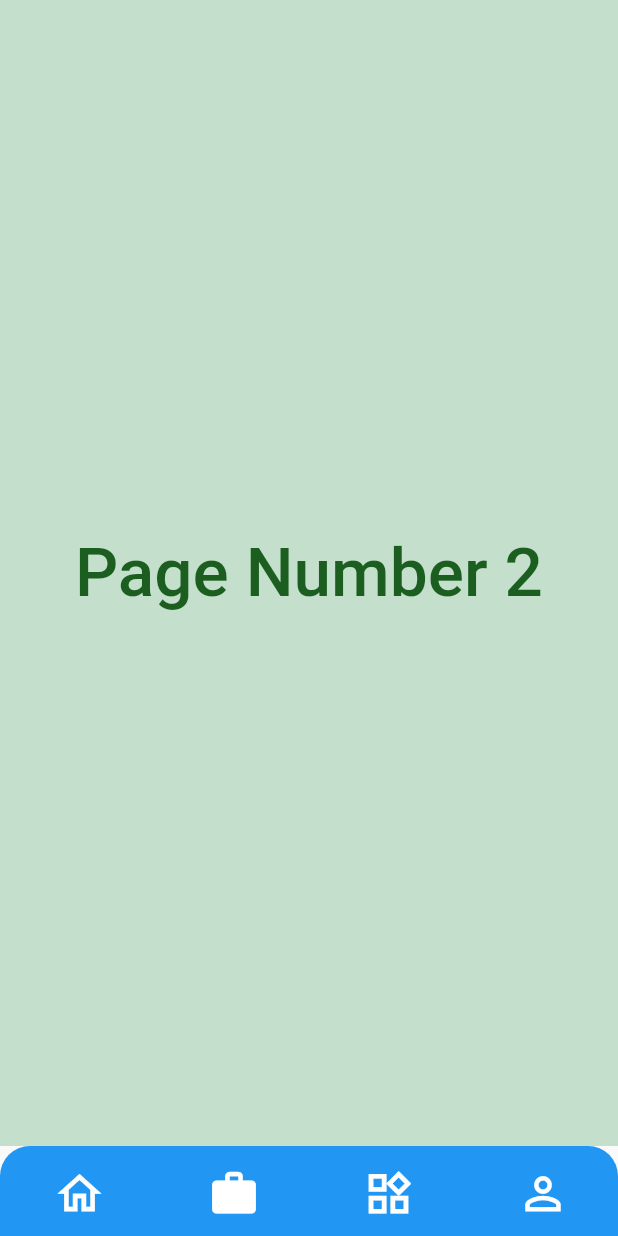
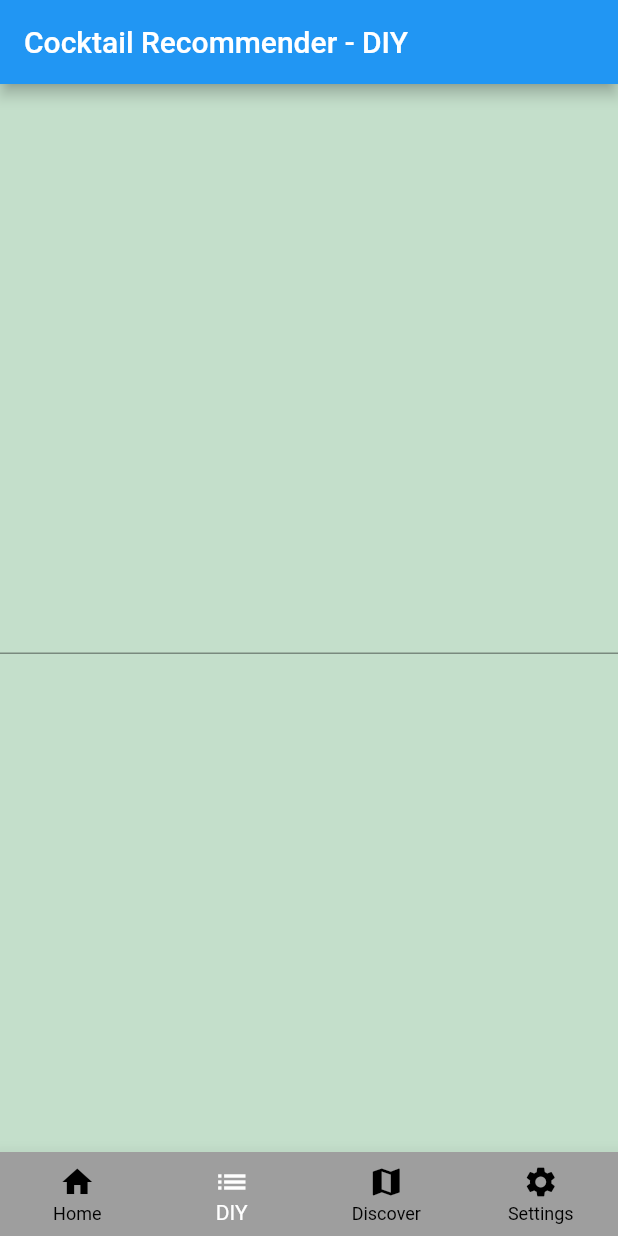
Before and after one commit to Katabatix/cocktail_recommender, a Flutter app: the screen it shows after launch, item 2 of the bottom bar chosen, on a phone screen of 412 x 824 dp. Run offline on Flutter 3.47's test engine with Material 2 defaults, Android fonts, the phone set to English and light mode, and no system bars; Roboto replaces fonts that are missing (Montserrat).

Commit message:
Modified main.dart and working on diy_main.dart

```diff
--- /dev/null
+++ b/lib/diy/diy_main.dart
@@ -0,0 +1,50 @@
+import 'package:flutter/material.dart';
+
+class DiyMain extends StatelessWidget {
+  const DiyMain({Key? key}) : super(key: key);
+
+  @override
+  Widget build(BuildContext context) {
+    return Scaffold(
+      appBar: AppBar(
+        title: const Text('Cocktail Recommender - DIY'),
+      ),
+      body: Container(
+        color: const Color(0xffC4DFCB),
+        child: const Center(
+          child: SearchField(),
+        ),
+      ),
+    );
+  }
+}
+
+class SearchField extends StatelessWidget {
+  const SearchField({Key? key}) : super(key: key);
+
+  static const List<String> _searchAutoCompleteOptions = <String>[
+    'Vodka',
+    'Gin',
+    'Rum',
+    'Tequila',
+    'Cola',
+    'Whiskey',
+    'Lime',
+    'Beer',
+    'Orange Peel',
+  ];
+
+  @override
+  Widget build(BuildContext context) {
+    return Autocomplete(optionsBuilder: (TextEditingValue textEditingValue) {
+      if (textEditingValue.text == '') {
+        return const Iterable<String>.empty();
+      }
+      return _searchAutoCompleteOptions.where((String option) {
+        return option.contains(textEditingValue.text.toLowerCase());
+      });
+    }, onSelected: (String selection) {
+      debugPrint('You just selected: $selection');
+    });
+  }
+}
--- a/lib/main.dart
+++ b/lib/main.dart
@@ -1,167 +1,114 @@
 import 'package:flutter/material.dart';
+import 'diy/diy_main.dart';
 
 void main() {
-  runApp(const MyApp());
+  runApp(const CocktailRecommender());
 }
 
-class MyApp extends StatelessWidget {
-  const MyApp({Key? key}) : super(key: key);
+class CocktailRecommender extends StatefulWidget {
+  const CocktailRecommender({Key? key}) : super(key: key);
 
-  // This widget is the root of your application.
+  @override
+  State<CocktailRecommender> createState() => _CocktailRecommenderState();
+}
+
+class _CocktailRecommenderState extends State<CocktailRecommender> {
   @override
   Widget build(BuildContext context) {
     return MaterialApp(
-      title: 'Home',
-      debugShowCheckedModeBanner: false,
+      home: MainPage(),
+      // initialRoute: '/',
+      // routes: {
+      //   '/': (context) => const Page1(),
+      //   '/DIY': (context) => const Page2(),
+      //   '/Discover': (context) => const Page3(),
+      //   '/Settings': (context) => const Page4(),
+      // },
       theme: ThemeData(
-        // This is the theme of your application.
-        //
-        // Try running your application with "flutter run". You'll see the
-        // application has a blue toolbar. Then, without quitting the app, try
-        // changing the primarySwatch below to Colors.green and then invoke
-        // "hot reload" (press "r" in the console where you ran "flutter run",
-        // or simply save your changes to "hot reload" in a Flutter IDE).
-        // Notice that the counter didn't reset back to zero; the application
-        // is not restarted.
-        primarySwatch: Colors.blue,
-      ),
-      home: const HomePage(),
-    );
-  }
-}
-
-class HomePage extends StatefulWidget {
-  const HomePage({Key? key}) : super(key: key);
-
-  @override
-  State<HomePage> createState() => _HomePageState();
-}
-
-class _HomePageState extends State<HomePage> {
-  int pageIndex = 0;
-
-  final pages = [
-    const Page1(), //cocktail recommender
-    const Page2(), //DIY
-    const Page3(), //Discover
-    const Page4(), //Retail
-  ];
-
-  @override
-  Widget build(BuildContext context) {
-    // This method is rerun every time setState is called, for instance as done
-    // by the _incrementCounter method above.
-    //
-    // The Flutter framework has been optimized to make rerunning build methods
-    // fast, so that you can just rebuild anything that needs updating rather
-    // than having to individually change instances of widgets.
-    return Scaffold(
-      body: pages[pageIndex],
-      bottomNavigationBar: Container(
-        height: 60,
-        decoration: BoxDecoration(
-          color: Theme.of(context).primaryColor,
-          borderRadius: const BorderRadius.only(
-            topLeft: Radius.circular(20),
-            topRight: Radius.circular(20),
-          ),
-        ),
-        child: Row(
-          mainAxisAlignment: MainAxisAlignment.spaceAround,
-          children: [
-            IconButton(
-              enableFeedback: false,
-              onPressed: () {
-                setState(() {
-                  pageIndex = 0;
-                });
-              },
-              icon: pageIndex == 0
-                  ? const Icon(
-                Icons.home_filled,
-                color: Colors.white,
-                size: 35,
-              )
-                  : const Icon(
-                Icons.home_outlined,
-                color: Colors.white,
-                size: 35,
-              ),
-            ),
-            IconButton(
-              enableFeedback: false,
-              onPressed: () {
-                setState(() {
-                  pageIndex = 1;
-                });
-              },
-              icon: pageIndex == 1
-                  ? const Icon(
-                Icons.work_rounded,
-                color: Colors.white,
-                size: 35,
-              )
-                  : const Icon(
-                Icons.work_outline_outlined,
-                color: Colors.white,
-                size: 35,
-              ),
-            ),
-            IconButton(
-              enableFeedback: false,
-              onPressed: () {
-                setState(() {
-                  pageIndex = 2;
-                });
-              },
-              icon: pageIndex == 2
-                  ? const Icon(
-                Icons.widgets_rounded,
-                color: Colors.white,
-                size: 35,
-              )
-                  : const Icon(
-                Icons.widgets_outlined,
-                color: Colors.white,
-                size: 35,
-              ),
-            ),
-            IconButton(
-              enableFeedback: false,
-              onPressed: () {
-                setState(() {
-                  pageIndex = 3;
-                });
-              },
-              icon: pageIndex == 3
-                  ? const Icon(
-                Icons.person,
-                color: Colors.white,
-                size: 35,
-              )
-                  : const Icon(
-                Icons.person_outline,
-                color: Colors.white,
-                size: 35,
-              ),
-            ),
-          ],
+        bottomNavigationBarTheme: const BottomNavigationBarThemeData(
+          backgroundColor: Colors.grey,
+          elevation: 10,
+          selectedLabelStyle: TextStyle(
+              color: Color.fromARGB(255, 255, 255, 255),
+              fontFamily: 'Montserrat',
+              fontSize: 14.0),
+          unselectedLabelStyle: TextStyle(
+              color: Colors.black, fontFamily: 'Montserrat', fontSize: 12.0),
+          selectedItemColor: Color.fromARGB(255, 255, 255, 255),
+          unselectedItemColor: Colors.black,
+          showUnselectedLabels: true,
         ),
       ),
     );
   }
 }
 
-class Page1 extends StatelessWidget {
-  const Page1({Key? key}) : super(key: key);
+class MainPage extends StatefulWidget {
+  MainPage({Key? key}) : super(key: key);
+
+  @override
+  State<MainPage> createState() => _MainPageState();
+}
+
+class _MainPageState extends State<MainPage> {
+  int _currentIndex = 0;
+  final _pages = [
+    const Home(),
+    const DiyMain(),
+    const DiscoverMain(),
+    const SettingsMain(),
+  ];
+  @override
+  Widget build(BuildContext context) {
+    return Scaffold(
+      body: _pages[_currentIndex],
+      bottomNavigationBar: BottomNavigationBar(
+        type: BottomNavigationBarType.fixed,
+        items: const [
+          BottomNavigationBarItem(
+            label: 'Home',
+            icon: Icon(Icons.home),
+          ),
+          BottomNavigationBarItem(
+            label: 'DIY',
+            icon: Icon(Icons.list),
+          ),
+          BottomNavigationBarItem(
+            label: 'Discover',
+            icon: Icon(Icons.map),
+          ),
+          BottomNavigationBarItem(
+            label: 'Settings',
+            icon: Icon(Icons.settings),
+          ),
+        ],
+        currentIndex: _currentIndex,
+        onTap: (int index) {
+          setState(
+            () {
+              _currentIndex = index;
+            },
+          );
+        },
+      ),
+    );
+  }
+}
+
+class Home extends StatelessWidget {
+  const Home({Key? key}) : super(key: key);
 
   @override
   Widget build(BuildContext context) {
-    return Container(
+    return Scaffold(
+      appBar: AppBar(
+        title: const Text('Cocktail Recommender - Home'),
+      ),
+      body: Container(
         color: const Color(0xffC4DFCB),
         child: Center(
           child: Text(
-          "Page Number 1",
+            "Home",
             style: TextStyle(
               color: Colors.green[900],
               fontSize: 45,
@@ -169,20 +116,25 @@ class Page1 extends StatelessWidget {
             ),
           ),
         ),
+      ),
     );
   }
 }
 
-class Page2 extends StatelessWidget {
-  const Page2({Key? key}) : super(key: key);
+class DiscoverMain extends StatelessWidget {
+  const DiscoverMain({Key? key}) : super(key: key);
 
   @override
   Widget build(BuildContext context) {
-    return Container(
+    return Scaffold(
+      appBar: AppBar(
+        title: const Text('Cocktail Recommender - Discover'),
+      ),
+      body: Container(
         color: const Color(0xffC4DFCB),
         child: Center(
           child: Text(
-          "Page Number 2",
+            "Discover",
             style: TextStyle(
               color: Colors.green[900],
               fontSize: 45,
@@ -190,20 +142,25 @@ class Page2 extends StatelessWidget {
             ),
           ),
         ),
+      ),
     );
   }
 }
 
-class Page3 extends StatelessWidget {
-  const Page3({Key? key}) : super(key: key);
+class SettingsMain extends StatelessWidget {
+  const SettingsMain({Key? key}) : super(key: key);
 
   @override
   Widget build(BuildContext context) {
-    return Container(
+    return Scaffold(
+      appBar: AppBar(
+        title: const Text('Cocktail Recommender - Settings'),
+      ),
+      body: Container(
         color: const Color(0xffC4DFCB),
         child: Center(
           child: Text(
-          "Page Number 3",
+            "Setting",
             style: TextStyle(
               color: Colors.green[900],
               fontSize: 45,
@@ -211,26 +168,6 @@ class Page3 extends StatelessWidget {
             ),
           ),
         ),
-    );
-  }
-}
-
-class Page4 extends StatelessWidget {
-  const Page4({Key? key}) : super(key: key);
-
-  @override
-  Widget build(BuildContext context) {
-    return Container(
-      color: const Color(0xffC4DFCB),
-      child: Center(
-        child: Text(
-          "Page Number 4",
-          style: TextStyle(
-            color: Colors.green[900],
-            fontSize: 45,
-            fontWeight: FontWeight.w500,
-          ),
-        ),
       ),
     );
   }
```
Also changed, not shown: 2 other files. Lines whose indentation alone changed are shown as unchanged.
